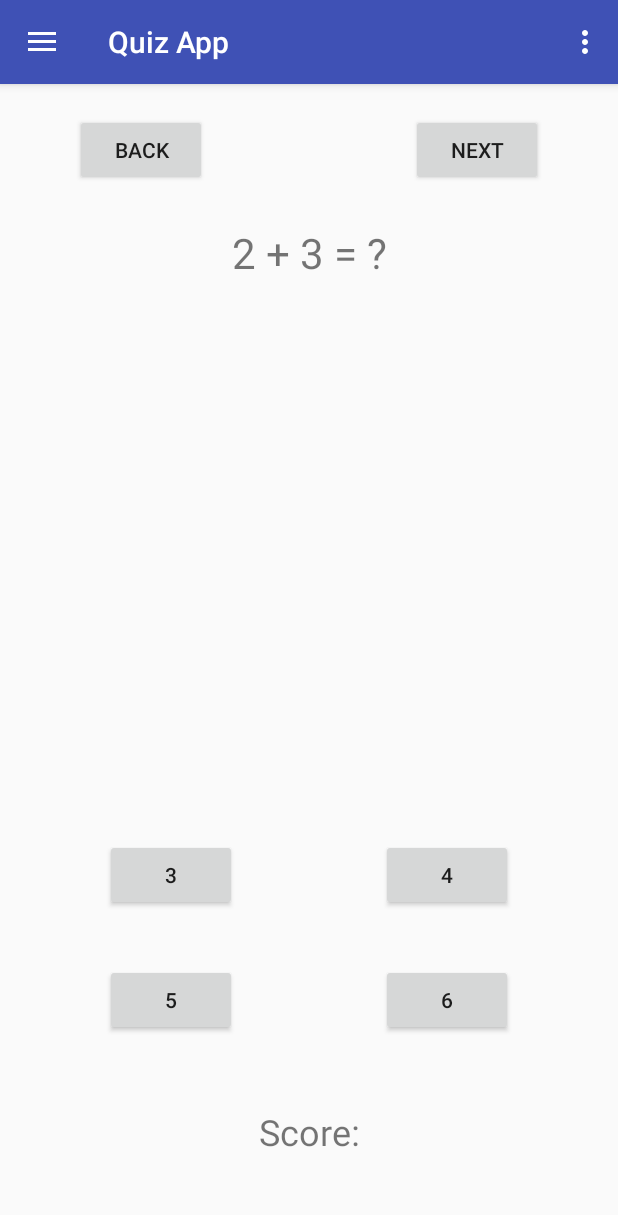
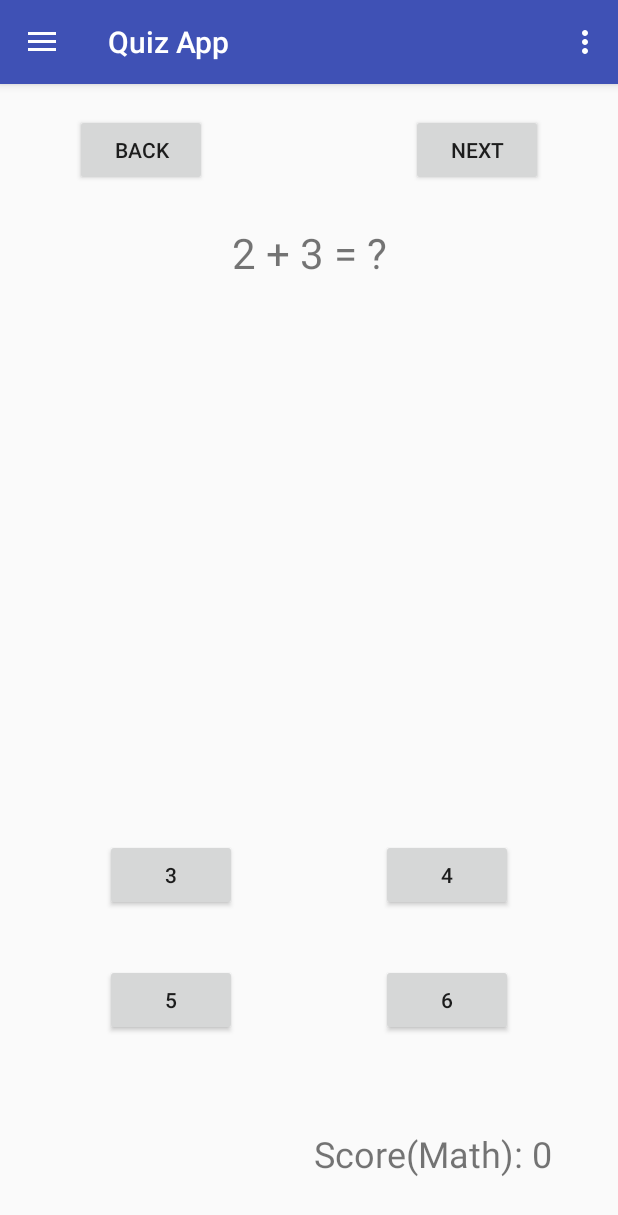
Before and after one commit to tilaks26/MyQuizApp, an Android app: the screen it shows after launch (QuizApp), in the options menu, after a tap on "Settings", on a phone screen of 412 x 824 dp. Shown: the top 1215 px of the screen. Run offline under Robolectric (Android 15) with nearby library versions, the phone set to English and light mode, and no system bars.

Commit message:
Adding changes

```diff
--- a/MyQuizApp/app/src/main/java/com/example/tilaks/myquizapp/QuizApp.java
+++ b/MyQuizApp/app/src/main/java/com/example/tilaks/myquizapp/QuizApp.java
@@ -13,6 +13,9 @@ import android.view.MenuItem;
 import android.view.View;
 import android.widget.Button;
 import android.widget.TextView;
+import android.widget.Toast;
+import android.app.AlertDialog;
+import android.content.DialogInterface;
 import java.util.ArrayList;
 
 public class QuizApp extends AppCompatActivity
@@ -33,6 +36,9 @@ public class QuizApp extends AppCompatActivity
     int indexGK = 0;
     int indexScience = 0;
     int type_ = -1;
+    int scoreMath = 0;
+    int scoreGK = 0;
+    int scoreScience = 0;
 
     @Override
     protected void onCreate(Bundle savedInstanceState) {
@@ -102,13 +108,111 @@ public class QuizApp extends AppCompatActivity
         }
         if (id == R.id.reset)
         {
+            reset();
+        }
+
+        return super.onOptionsItemSelected(item);
+    }
+
+    public void reset(){
         Intent intent = getBaseContext().getPackageManager().getLaunchIntentForPackage(getBaseContext().getPackageName());
         intent.addFlags(Intent.FLAG_ACTIVITY_CLEAR_TOP);
         startActivity(intent);
         System.exit(0);
     }
 
-        return super.onOptionsItemSelected(item);
+    public void display(){
+        if (math.size() == 0 && gk.size() == 0 && science.size() == 0){
+            back.setVisibility(View.INVISIBLE);
+            next.setVisibility(View.INVISIBLE);
+            optionA.setVisibility(View.INVISIBLE);
+            optionB.setVisibility(View.INVISIBLE);
+            optionC.setVisibility(View.INVISIBLE);
+            optionD.setVisibility(View.INVISIBLE);
+            score.setVisibility(View.INVISIBLE);
+            String scores = "Math = " + scoreMath + "/10\nGK = " + scoreGK + "/10\nScience = " + scoreScience + "/10";
+
+            int totalScore = scoreMath + scoreGK + scoreScience;
+            String message = "";
+            if(totalScore == 30)
+                message = "Perfect Score!\n\n";
+            else if(totalScore >= 20 && totalScore < 30)
+                message = "Good job!\n\n";
+            else if(totalScore >= 10 && totalScore < 20)
+                message = "You can do better!\n\n";
+            else
+                message = "Better luck next time!\n\n";
+
+            AlertDialog.Builder alertDialogBuilder = new AlertDialog.Builder(this);
+            alertDialogBuilder.setMessage(message+"Scores:\n" + scores);
+            alertDialogBuilder.setPositiveButton("Reset Quiz",
+                    new DialogInterface.OnClickListener() {
+                        @Override
+                        public void onClick(DialogInterface arg0, int arg1) {
+                            reset();
+                        }
+                    });
+            AlertDialog alertDialog = alertDialogBuilder.create();
+            alertDialog.show();
+        }
+        if(type_ == 0){
+            if(math.size() == 0){
+                Toast.makeText(getApplicationContext(), "Total Math Score: " + scoreMath, Toast.LENGTH_SHORT).show();
+                question.setText("You have finished Mathematics! Please select the next category.");
+                back.setVisibility(View.INVISIBLE);
+                next.setVisibility(View.INVISIBLE);
+                optionA.setVisibility(View.INVISIBLE);
+                optionB.setVisibility(View.INVISIBLE);
+                optionC.setVisibility(View.INVISIBLE);
+                optionD.setVisibility(View.INVISIBLE);
+                score.setVisibility(View.INVISIBLE);
+            }else {
+                question.setText(math.get(indexMath).question);
+                optionA.setText(math.get(indexMath).optionA);
+                optionB.setText(math.get(indexMath).optionB);
+                optionC.setText(math.get(indexMath).optionC);
+                optionD.setText(math.get(indexMath).optionD);
+                score.setText("Score(Math): "+Integer.toString(scoreMath));
+            }
+        }else if (type_ == 1){
+            if(indexGK < 0){
+                Toast.makeText(getApplicationContext(), "Total GK Score: " + scoreGK, Toast.LENGTH_SHORT).show();
+                question.setText("You have finished General Knowledge! Please select the next category");
+                back.setVisibility(View.INVISIBLE);
+                next.setVisibility(View.INVISIBLE);
+                optionA.setVisibility(View.INVISIBLE);
+                optionB.setVisibility(View.INVISIBLE);
+                optionC.setVisibility(View.INVISIBLE);
+                optionD.setVisibility(View.INVISIBLE);
+                score.setVisibility(View.INVISIBLE);
+            }else {
+                question.setText(gk.get(indexGK).question);
+                optionA.setText(gk.get(indexGK).optionA);
+                optionB.setText(gk.get(indexGK).optionB);
+                optionC.setText(gk.get(indexGK).optionC);
+                optionD.setText(gk.get(indexGK).optionD);
+                score.setText("Score(GK): "+Integer.toString(scoreGK));
+            }
+        } else if (type_ == 2){
+            if(indexScience < 0){
+                Toast.makeText(getApplicationContext(), "Total Science Score: " + scoreScience, Toast.LENGTH_SHORT).show();
+                question.setText("You have finished Science! Please select the next category");
+                back.setVisibility(View.INVISIBLE);
+                next.setVisibility(View.INVISIBLE);
+                optionA.setVisibility(View.INVISIBLE);
+                optionB.setVisibility(View.INVISIBLE);
+                optionC.setVisibility(View.INVISIBLE);
+                optionD.setVisibility(View.INVISIBLE);
+                score.setVisibility(View.INVISIBLE);
+            }else {
+                question.setText(science.get(indexScience).question);
+                optionA.setText(science.get(indexScience).optionA);
+                optionB.setText(science.get(indexScience).optionB);
+                optionC.setText(science.get(indexScience).optionC);
+                optionD.setText(science.get(indexScience).optionD);
+                score.setText("Score(Science): "+Integer.toString(scoreScience));
+            }
+        }
     }
 
     @SuppressWarnings("StatementWithEmptyBody")
@@ -126,65 +230,158 @@ public class QuizApp extends AppCompatActivity
 
         if (id == R.id.nav_math)
         {
-            question.setText(math.get(indexMath).question);
-            optionA.setText(math.get(indexMath).optionA);
-            optionB.setText(math.get(indexMath).optionB);
-            optionC.setText(math.get(indexMath).optionC);
-            optionD.setText(math.get(indexMath).optionD);
+            type_ = 0;
         }
         if (id == R.id.nav_gk)
         {
-            question.setText(math.get(indexMath).question);
-            optionA.setText(math.get(indexMath).optionA);
-            optionB.setText(math.get(indexMath).optionB);
-            optionC.setText(math.get(indexMath).optionC);
-            optionD.setText(math.get(indexMath).optionD);
+            type_ = 1;
         }
         if (id == R.id.nav_science)
         {
-            question.setText(math.get(indexMath).question);
-            optionA.setText(math.get(indexMath).optionA);
-            optionB.setText(math.get(indexMath).optionB);
-            optionC.setText(math.get(indexMath).optionC);
-            optionD.setText(math.get(indexMath).optionD);
+            type_ = 2;
         }
-
+        display();
         DrawerLayout drawer = (DrawerLayout) findViewById(R.id.drawer_layout);
         drawer.closeDrawer(GravityCompat.START);
         return true;
     }
 
     public ArrayList<Questions> initMath() {
-        Questions first = new Questions("2 + 3 = ?", "3", "4", "5", "6", "5");
         ArrayList<Questions> result = new ArrayList<>();
-        result.add(first);
+        Questions one = new Questions("2 + 3 = ?", "3", "4", "5", "6", "5");
+        Questions two = new Questions("4 * 5 = ?", "10", "20", "15", "18", "20");
+        Questions three = new Questions("23 - 15 = ?", "8", "12", "4", "11", "8");
+        Questions four = new Questions("81 / 3 = ?", "25", "16", "30", "27", "27");
+        Questions five = new Questions("14 % 4 = ?", "1", "2", "3", "4", "2");
+        result.add(one);
+        result.add(two);
+        result.add(three);
+        result.add(four);
+        result.add(five);
         return result;
     }
 
     public ArrayList<Questions> initGK() {
-        Questions first = new Questions("2 + 3 = ?", "3", "4", "5", "6", "5");
         ArrayList<Questions> result = new ArrayList<>();
-        result.add(first);
+        Questions one = new Questions("Who is the president of the United States of America?", "Obama", "Trump", "Bush", "Clinton", "Trump");
+        Questions two = new Questions("What is the capital of California?", "San Fransisco", "Los Angeles", "Sacramento", "San Jose", "Sacramento");
+        Questions three = new Questions("Which is the largest country?", "Russia", "USA", "India", "Canada", "Russia");
+        Questions four = new Questions("Identify the odd one out", "Pen", "Dog", "Book", "Paper", "Dog");
+        Questions five = new Questions("When is Christmas celebrated?", "Dec 21", "Feb 16", "Jul 30", "Dec 26", "Dec 26");
+        result.add(one);
+        result.add(two);
+        result.add(three);
+        result.add(four);
+        result.add(five);
         return result;
     }
 
     public ArrayList<Questions> initScience() {
-        Questions first = new Questions("2 + 3 = ?", "3", "4", "5", "6", "5");
         ArrayList<Questions> result = new ArrayList<>();
-        result.add(first);
+        Questions one = new Questions("How many planets does the solar system have?", "9", "10", "11", "8", "8");
+        Questions two = new Questions("Which of the following is not a type of tooth?", "Molar", "Incisor", "Retina", "Canine", "Retina");
+        Questions three = new Questions("Which is the largest animal?", "Blue Whale", "Camel", "Giraffe", "Elephant", "Blue Whale");
+        Questions four = new Questions("Which of these cannot fly?", "Parrot", "Tiger", "Gull", "Crow", "Tiger");
+        Questions five = new Questions("Which element has the symbol AU?", "Oxygen", "Silver", "Aluminium", "Gold", "Gold");
+        result.add(one);
+        result.add(two);
+        result.add(three);
+        result.add(four);
+        result.add(five);
         return result;
     }
 
-    public void onNextClick() {
+    public void onNextClick(View v) {
         if (type_ == 0) {
+            if (indexMath + 1 == math.size()){
+                indexMath = 0;
+            }else{
                 indexMath++;
             }
+        }
         else if (type_ == 1) {
+            if (indexGK + 1 == gk.size()){
+                indexGK = 0;
+            }else{
                 indexGK++;
             }
+        }
         else if (type_ == 2) {
+            if (indexScience + 1 == science.size()){
+                indexScience = 0;
+            }else{
                 indexScience++;
             }
+        }
+        display();
+    }
+
+    public void onPrevClick(View v) {
+        if (type_ == 0) {
+            if (indexMath <= 0){
+                indexMath = math.size() - 1;
+            }else{
+                indexMath--;
+            }
+        }
+        else if (type_ == 1) {
+            if (indexGK <= 0){
+                indexGK = gk.size() - 1;
+            }else{
+                indexGK--;
+            }
+        }
+        else if (type_ == 2) {
+            if (indexScience <= 0){
+                indexScience = science.size() - 1;
+            }else{
+                indexScience--;
+            }
+        }
+        display();
+    }
+
+    public void onOptionClick(View v){
+        Button clicked = (Button) findViewById(v.getId());
+        String userAnswer = (String) clicked.getText();
+        String actualAnswer = "";
+        if (type_ == 0 && indexMath >= 0){
+            actualAnswer = math.get(indexMath).answer;
+            math.remove(math.get(indexMath));
+        }else if (type_ == 1 && indexGK >= 0){
+            actualAnswer = gk.get(indexGK).answer;
+            gk.remove(gk.get(indexGK));
+        } else if (type_ == 2 && indexScience >= 0){
+            actualAnswer = science.get(indexScience).answer;
+            science.remove(science.get(indexScience));
+        }
+        boolean correct = false;
+        if (actualAnswer.equals(userAnswer)){
+            correct = true;
+            Toast.makeText(getApplicationContext(), "Correct Answer", Toast.LENGTH_SHORT).show();
+        } else {
+            Toast.makeText(getApplicationContext(), "Wrong Answer", Toast.LENGTH_SHORT).show();
+        }
+
+        if(correct && type_ == 0){
+            scoreMath += 2;
+        } else if (scoreMath > 0 && type_ == 0){
+            scoreMath -= 1;
+        }
+
+        if(correct && type_ == 1){
+            scoreGK += 2;
+        } else if (scoreGK > 0 && type_ == 1){
+            scoreGK -= 1;
+        }
+
+        if(correct && type_ == 2){
+            scoreScience += 2;
+        } else if (scoreScience > 0 && type_ == 2){
+            scoreScience -= 1;
+        }
+
+        onPrevClick(v);
 
     }
 
--- a/MyQuizApp/app/src/main/res/layout/content_main.xml
+++ b/MyQuizApp/app/src/main/res/layout/content_main.xml
@@ -29,82 +29,88 @@
         android:id="@+id/back"
         android:layout_width="wrap_content"
         android:layout_height="wrap_content"
-        android:text="Back"
-        tools:layout_constraintTop_creator="1"
         android:layout_marginStart="50dp"
         android:layout_marginTop="20dp"
+        android:onClick="onPrevClick"
+        android:text="Back"
+        app:layout_constraintLeft_toLeftOf="parent"
+        app:layout_constraintTop_toTopOf="parent"
         tools:layout_constraintLeft_creator="1"
-        app:layout_constraintLeft_toLeftOf="parent"
-        app:layout_constraintTop_toTopOf="parent" />
+        tools:layout_constraintTop_creator="1" />
 
     <Button
         android:id="@+id/next"
         android:layout_width="wrap_content"
         android:layout_height="wrap_content"
+        android:layout_marginEnd="50dp"
+        android:layout_marginTop="20dp"
+        android:onClick="onNextClick"
         android:text="Next"
-        tools:layout_constraintTop_creator="1"
+        app:layout_constraintRight_toRightOf="parent"
+        app:layout_constraintTop_toTopOf="parent"
         tools:layout_constraintRight_creator="1"
-        android:layout_marginEnd="50dp"
-        app:layout_constraintRight_toRightOf="parent"
-        android:layout_marginTop="20dp"
-        app:layout_constraintTop_toTopOf="parent" />
+        tools:layout_constraintTop_creator="1" />
 
     <Button
         android:id="@+id/optionA"
         android:layout_width="wrap_content"
         android:layout_height="wrap_content"
+        android:layout_marginBottom="35dp"
+        android:layout_marginStart="70dp"
+        android:onClick="onOptionClick"
         android:text="Option A"
+        app:layout_constraintBottom_toTopOf="@+id/optionC"
+        app:layout_constraintLeft_toLeftOf="parent"
         tools:layout_constraintBottom_creator="1"
-        app:layout_constraintBottom_toTopOf="@+id/optionC"
-        android:layout_marginStart="70dp"
-        tools:layout_constraintLeft_creator="1"
-        android:layout_marginBottom="35dp"
-        app:layout_constraintLeft_toLeftOf="parent" />
+        tools:layout_constraintLeft_creator="1" />
 
     <Button
         android:id="@+id/optionB"
         android:layout_width="wrap_content"
         android:layout_height="wrap_content"
+        android:layout_marginBottom="35dp"
+        android:layout_marginEnd="70dp"
+        android:layout_marginRight="69dp"
+        android:onClick="onOptionClick"
         android:text="Option B"
-        tools:layout_constraintRight_creator="1"
+        app:layout_constraintBottom_toTopOf="@+id/optionD"
+        app:layout_constraintRight_toRightOf="parent"
         tools:layout_constraintBottom_creator="1"
-        app:layout_constraintBottom_toTopOf="@+id/optionD"
-        android:layout_marginEnd="70dp"
-        app:layout_constraintRight_toRightOf="parent"
-        android:layout_marginBottom="35dp"
-        android:layout_marginRight="69dp" />
+        tools:layout_constraintRight_creator="1" />
 
     <Button
         android:id="@+id/optionC"
         android:layout_width="wrap_content"
         android:layout_height="wrap_content"
+        android:onClick="onOptionClick"
         android:text="Option C"
-        tools:layout_constraintTop_creator="1"
+        app:layout_constraintBottom_toBottomOf="@+id/optionD"
+        app:layout_constraintLeft_toLeftOf="@+id/optionA"
+        app:layout_constraintRight_toRightOf="@+id/optionA"
+        app:layout_constraintTop_toTopOf="@+id/optionD"
+        tools:layout_constraintBottom_creator="1"
+        tools:layout_constraintLeft_creator="1"
         tools:layout_constraintRight_creator="1"
-        tools:layout_constraintBottom_creator="1"
-        app:layout_constraintBottom_toBottomOf="@+id/optionD"
-        app:layout_constraintRight_toRightOf="@+id/optionA"
-        tools:layout_constraintLeft_creator="1"
-        app:layout_constraintLeft_toLeftOf="@+id/optionA"
-        app:layout_constraintTop_toTopOf="@+id/optionD" />
+        tools:layout_constraintTop_creator="1" />
 
     <Button
         android:id="@+id/optionD"
         android:layout_width="wrap_content"
         android:layout_height="wrap_content"
+        android:layout_marginBottom="133dp"
+        android:onClick="onOptionClick"
         android:text="Option D"
-        tools:layout_constraintRight_creator="1"
+        app:layout_constraintBottom_toBottomOf="parent"
+        app:layout_constraintLeft_toLeftOf="@+id/optionB"
+        app:layout_constraintRight_toRightOf="@+id/optionB"
         tools:layout_constraintBottom_creator="1"
-        app:layout_constraintBottom_toBottomOf="parent"
-        app:layout_constraintRight_toRightOf="@+id/optionB"
         tools:layout_constraintLeft_creator="1"
-        android:layout_marginBottom="133dp"
-        app:layout_constraintLeft_toLeftOf="@+id/optionB" />
+        tools:layout_constraintRight_creator="1" />
 
     <TextView
         android:id="@+id/score"
-        android:layout_width="162dp"
-        android:layout_height="60dp"
+        android:layout_width="234dp"
+        android:layout_height="63dp"
         android:text="Score:"
         tools:layout_constraintTop_creator="1"
         tools:layout_constraintRight_creator="1"
@@ -114,10 +120,12 @@
         android:layout_marginTop="47dp"
         app:layout_constraintTop_toBottomOf="@+id/optionC"
         tools:layout_constraintLeft_creator="1"
-        android:layout_marginBottom="42dp"
+        android:layout_marginBottom="8dp"
         app:layout_constraintLeft_toLeftOf="parent"
-        app:layout_constraintVertical_bias="0.0"
+        app:layout_constraintVertical_bias="1.0"
         android:textAlignment="center"
-        android:textSize="24sp" />
+        android:textSize="24sp"
+        app:layout_constraintHorizontal_bias="0.963"
+        tools:layout_editor_absoluteX="142dp" />
 
 </android.support.constraint.ConstraintLayout>
--- a/MyQuizApp/app/src/main/res/layout/nav_header_main.xml
+++ b/MyQuizApp/app/src/main/res/layout/nav_header_main.xml
@@ -23,13 +23,13 @@
         android:layout_width="match_parent"
         android:layout_height="wrap_content"
         android:paddingTop="@dimen/nav_header_vertical_spacing"
-        android:text="Android Studio"
+        android:text="Quiz App - Android Studio"
         android:textAppearance="@style/TextAppearance.AppCompat.Body1" />
 
     <TextView
         android:id="@+id/textView"
         android:layout_width="wrap_content"
         android:layout_height="wrap_content"
-        android:text="android.studio@android.com" />
+        android:text="A simple quiz application" />
 
 </LinearLayout>
--- a/MyQuizApp/app/src/main/res/menu/activity_main_drawer.xml
+++ b/MyQuizApp/app/src/main/res/menu/activity_main_drawer.xml
@@ -4,15 +4,15 @@
     <group android:checkableBehavior="single">
         <item
             android:id="@+id/nav_math"
-            android:icon="@drawable/ic_menu_camera"
+            android:icon="@android:color/holo_blue_dark"
             android:title="Mathematics" />
         <item
             android:id="@+id/nav_gk"
-            android:icon="@drawable/ic_menu_gallery"
+            android:icon="@android:color/holo_purple"
             android:title="General Knowledge" />
         <item
             android:id="@+id/nav_science"
-            android:icon="@drawable/ic_menu_slideshow"
+            android:icon="@android:color/holo_green_dark"
             android:title="Science" />
     </group>
 
```
Also changed, not shown: MyQuizApp/app/src/main/res/layout/fragment_planet.xml (deleted, +0 -23 lines), 11 other files. Lines whose indentation alone changed are shown as unchanged.
